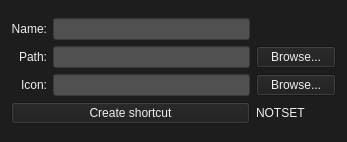
This is mainwindow.ui in Kuxe/dsktshrt as Qt 5 draws it before an edit. The edited form follows.
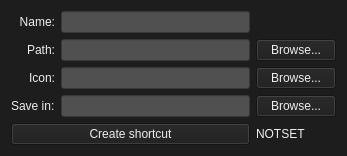
This is the edited form.

Patch:
```diff
--- a/mainwindow.ui
+++ b/mainwindow.ui
@@ -27,6 +27,16 @@
       <property name="sizeConstraint">
        <enum>QLayout::SetDefaultConstraint</enum>
       </property>
+      <item row="4" column="3">
+       <widget class="QLabel" name="onCreateMsgLabel">
+        <property name="cursor">
+         <cursorShape>ArrowCursor</cursorShape>
+        </property>
+        <property name="text">
+         <string>NOTSET</string>
+        </property>
+       </widget>
+      </item>
       <item row="0" column="1">
        <widget class="QLineEdit" name="nameLineEdit">
         <property name="toolTip">
@@ -110,7 +120,7 @@
         </property>
        </widget>
       </item>
-      <item row="3" column="0" colspan="2">
+      <item row="4" column="0" colspan="2">
        <widget class="QPushButton" name="createShortcutButton">
         <property name="text">
          <string>Create shortcut</string>
@@ -150,13 +160,24 @@
         </property>
        </widget>
       </item>
+      <item row="3" column="0">
+       <widget class="QLabel" name="saveInLabel">
+        <property name="text">
+         <string>Save in:</string>
+        </property>
+       </widget>
+      </item>
+      <item row="3" column="1">
+       <widget class="QLineEdit" name="saveInLineEdit">
+        <property name="styleSheet">
+         <string notr="true">background-color: rgb(80, 80, 80);</string>
+        </property>
+       </widget>
+      </item>
       <item row="3" column="3">
-       <widget class="QLabel" name="onCreateMsgLabel">
-        <property name="cursor">
-         <cursorShape>ArrowCursor</cursorShape>
-        </property>
+       <widget class="QPushButton" name="saveInButton">
         <property name="text">
-         <string>NOTSET</string>
+         <string>Browse...</string>
         </property>
        </widget>
       </item>
```
Left out of the diff: 44 changed lines with no effect on the pictures.
